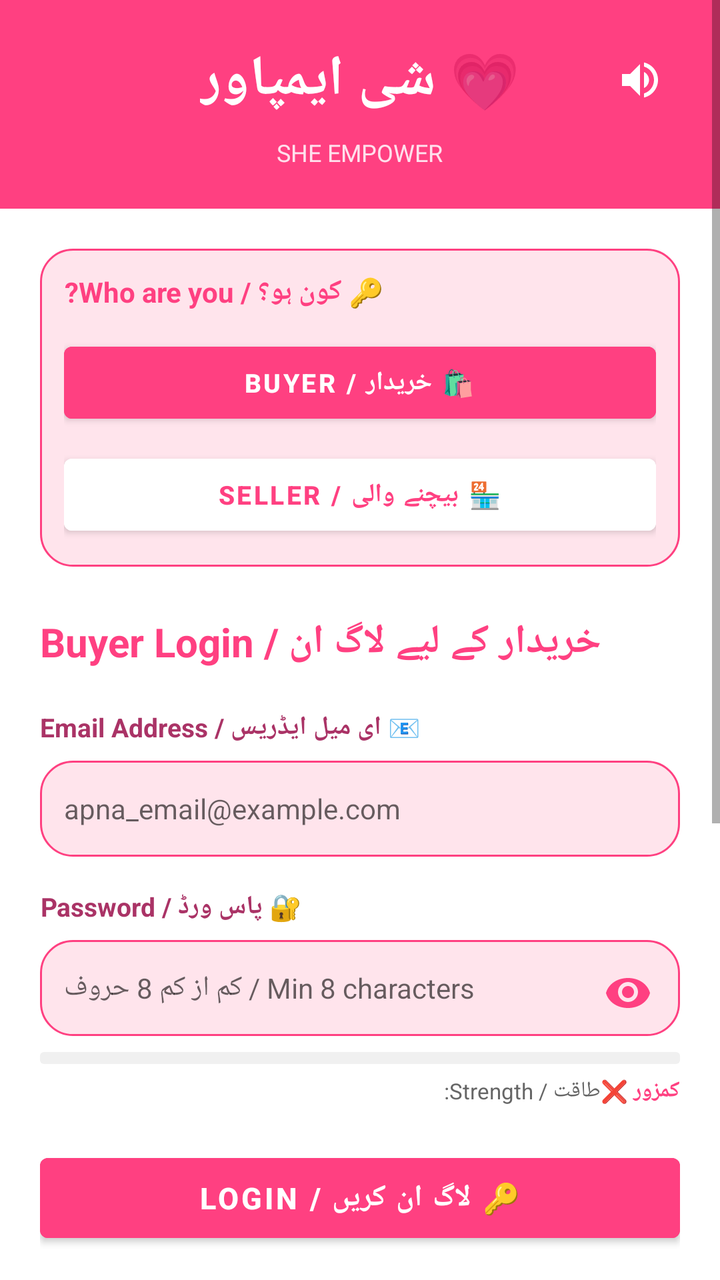
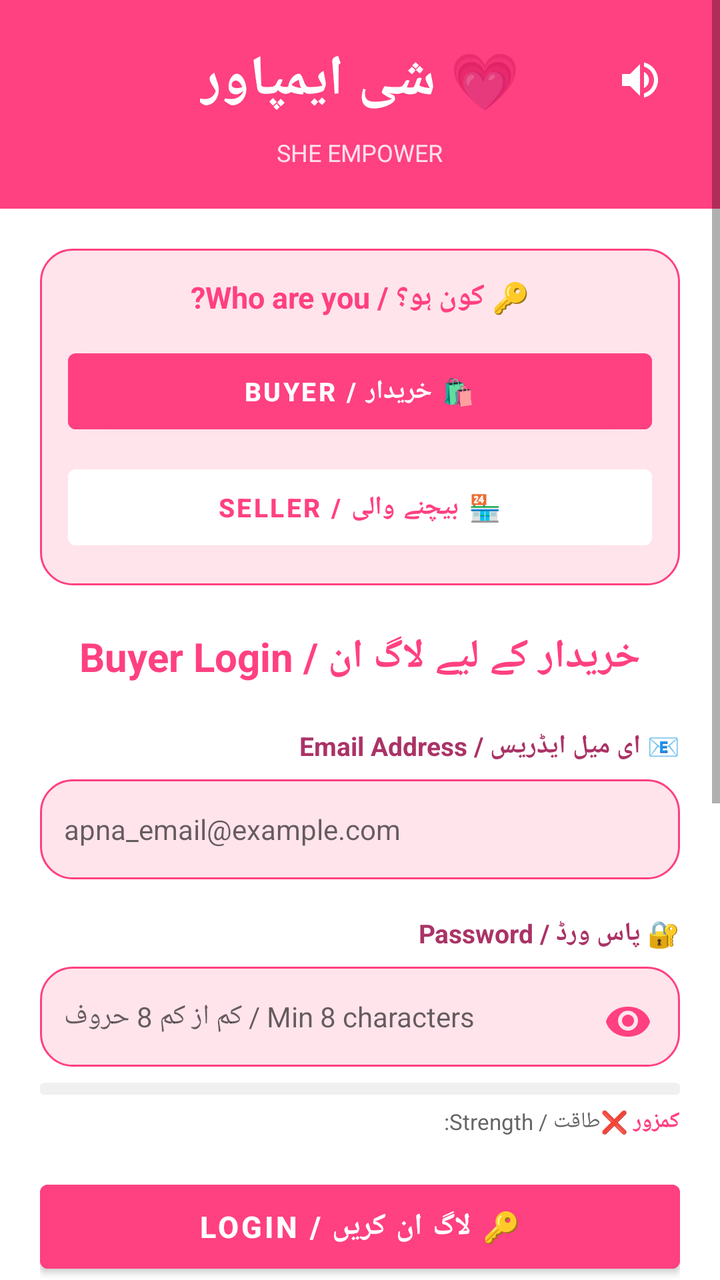

Compare the two renders of this Android layout. The source of the first and the diff that turns it into the second are given below.
<!-- AndroidManifest.xml: application theme Theme.SheEmpower -->
<!-- res/layout/activity_login.xml -->
<?xml version="1.0" encoding="utf-8"?>
<ScrollView xmlns:android="http://schemas.android.com/apk/res/android"
    android:layout_width="match_parent"
    android:layout_height="match_parent"
    android:background="#FFFFFF">

    <LinearLayout
        android:layout_width="match_parent"
        android:layout_height="wrap_content"
        android:orientation="vertical"
        android:paddingBottom="24dp">

        
        
        
        <LinearLayout
            android:layout_width="match_parent"
            android:layout_height="wrap_content"
            android:orientation="vertical"
            android:background="#FF4081"
            android:padding="20dp"
            android:gravity="center">

            <RelativeLayout
                android:layout_width="match_parent"
                android:layout_height="wrap_content">

                <TextView
                    android:layout_width="wrap_content"
                    android:layout_height="wrap_content"
                    android:layout_centerInParent="true"
                    android:text="💗 شی ایمپاور"
                    android:textSize="28sp"
                    android:textStyle="bold"
                    android:textColor="#FFFFFF" />

                <ImageButton
                    android:id="@+id/btnSpeaker"
                    android:layout_width="40dp"
                    android:layout_height="40dp"
                    android:layout_alignParentEnd="true"
                    android:layout_centerVertical="true"
                    android:background="?attr/selectableItemBackgroundBorderless"
                    android:src="@drawable/ic_speaker"
                    android:contentDescription="Speaker"
                    android:scaleType="centerInside" />
            </RelativeLayout>

            <TextView
                android:layout_width="wrap_content"
                android:layout_height="wrap_content"
                android:text="SHE EMPOWER"
                android:textSize="12sp"
                android:textColor="#FFE0EC"
                android:layout_marginTop="8dp" />
        </LinearLayout>

        
        
        
        <LinearLayout
            android:layout_width="match_parent"
            android:layout_height="wrap_content"
            android:orientation="vertical"
            android:padding="20dp">

            
            
            
            <LinearLayout
                android:layout_width="match_parent"
                android:layout_height="wrap_content"
                android:orientation="vertical"
                android:background="@drawable/bg_rounded_pink"
                android:padding="12dp"
                android:layout_marginBottom="24dp">

                <TextView
                    android:layout_width="wrap_content"
                    android:layout_height="wrap_content"
                    android:text="🔑 کون ہو؟ / Who are you?"
                    android:textSize="14sp"
                    android:textStyle="bold"
                    android:textColor="#FF4081"
                    android:layout_marginBottom="12dp" />

                
                <Button
                    android:id="@+id/btnBuyerLogin"
                    android:layout_width="match_parent"
                    android:layout_height="48dp"
                    android:text="🛍️ خریدار / BUYER"
                    android:textSize="13sp"
                    android:textStyle="bold"
                    android:textColor="#FFFFFF"
                    android:backgroundTint="#FF4081"
                    android:layout_marginBottom="8dp" />

                
                <Button
                    android:id="@+id/btnSellerLogin"
                    android:layout_width="match_parent"
                    android:layout_height="48dp"
                    android:text="🏪 بیچنے والی / SELLER"
                    android:textSize="13sp"
                    android:textStyle="bold"
                    android:textColor="#FF4081"
                    android:backgroundTint="#FFFFFF" />
            </LinearLayout>

            
            
            
            <TextView
                android:id="@+id/tvLoginTitle"
                android:layout_width="wrap_content"
                android:layout_height="wrap_content"
                android:text="خریدار کے لیے لاگ ان / Buyer Login"
                android:textSize="20sp"
                android:textStyle="bold"
                android:textColor="#FF4081"
                android:layout_marginBottom="20dp" />

            
            
            
            <TextView
                android:layout_width="wrap_content"
                android:layout_height="wrap_content"
                android:text="📧 ای میل ایڈریس / Email Address"
                android:textSize="13sp"
                android:textStyle="bold"
                android:textColor="#AA3366"
                android:layout_marginBottom="8dp" />

            <com.google.android.material.textfield.TextInputEditText
                android:id="@+id/etEmail"
                android:layout_width="match_parent"
                android:layout_height="48dp"
                android:hint="apna_email@example.com"
                android:textSize="14sp"
                android:padding="12dp"
                android:background="@drawable/bg_rounded_pink"
                android:layout_marginBottom="16dp"
                android:inputType="textEmailAddress" />

            
            
            
            <TextView
                android:layout_width="wrap_content"
                android:layout_height="wrap_content"
                android:text="🔐 پاس ورڈ / Password"
                android:textSize="13sp"
                android:textStyle="bold"
                android:textColor="#AA3366"
                android:layout_marginBottom="8dp" />

            
            <FrameLayout
                android:layout_width="match_parent"
                android:layout_height="48dp"
                android:layout_marginBottom="8dp">

                <com.google.android.material.textfield.TextInputEditText
                    android:id="@+id/etPassword"
                    android:layout_width="match_parent"
                    android:layout_height="match_parent"
                    android:hint="کم از کم 8 حروف / Min 8 characters"
                    android:inputType="textPassword"
                    android:textSize="14sp"
                    android:padding="12dp"
                    android:paddingEnd="48dp"
                    android:background="@drawable/bg_rounded_pink" />

                
                <ImageButton
                    android:id="@+id/togglePasswordVisibility"
                    android:layout_width="44dp"
                    android:layout_height="44dp"
                    android:layout_gravity="end|center_vertical"
                    android:layout_marginEnd="4dp"
                    android:background="?attr/selectableItemBackgroundBorderless"
                    android:src="@drawable/ic_eye_closed"
                    android:contentDescription="Show/Hide Password"
                    android:scaleType="centerInside" />
            </FrameLayout>

            
            
            
            <ProgressBar
                android:id="@+id/passwordStrengthBar"
                android:layout_width="match_parent"
                android:layout_height="6dp"
                android:layout_marginBottom="6dp"
                android:progressDrawable="@drawable/progress_password_strength"
                style="@style/Widget.AppCompat.ProgressBar.Horizontal" />

            <LinearLayout
                android:layout_width="match_parent"
                android:layout_height="wrap_content"
                android:orientation="horizontal"
                android:layout_marginBottom="20dp">

                <TextView
                    android:layout_width="0dp"
                    android:layout_height="wrap_content"
                    android:layout_weight="1"
                    android:text="طاقت / Strength:"
                    android:textSize="11sp"
                    android:textColor="#666666" />

                <TextView
                    android:id="@+id/passwordStrengthText"
                    android:layout_width="wrap_content"
                    android:layout_height="wrap_content"
                    android:text="کمزور ❌"
                    android:textSize="11sp"
                    android:textStyle="bold"
                    android:textColor="#FF4081" />
            </LinearLayout>

            
            
            
            <Button
                android:id="@+id/btnLogin"
                android:layout_width="match_parent"
                android:layout_height="52dp"
                android:text="🔑 لاگ ان کریں / LOGIN"
                android:textSize="15sp"
                android:textStyle="bold"
                android:textColor="#FFFFFF"
                android:backgroundTint="#FF4081"
                android:layout_marginBottom="16dp" />

            
            
            
            <TextView
                android:id="@+id/tvForgotPassword"
                android:layout_width="match_parent"
                android:layout_height="wrap_content"
                android:text="❓ پاس ورڈ بھول گئے؟ / Forgot Password?"
                android:textSize="12sp"
                android:textColor="#FF4081"
                android:textStyle="bold"
                android:gravity="center"
                android:padding="12dp" />

            
            
            
            <View
                android:layout_width="match_parent"
                android:layout_height="1dp"
                android:background="#FFE0EC"
                android:layout_marginVertical="16dp" />

            
            
            
            <TextView
                android:layout_width="wrap_content"
                android:layout_height="wrap_content"
                android:text="📝 نیا اکاؤنٹ بنائیں / Create Account"
                android:textSize="14sp"
                android:textStyle="bold"
                android:textColor="#FF4081"
                android:layout_marginBottom="12dp" />

            
            <LinearLayout
                android:layout_width="match_parent"
                android:layout_height="wrap_content"
                android:orientation="vertical"
                android:background="@drawable/bg_rounded_pink"
                android:padding="12dp"
                android:layout_marginBottom="12dp">

                <TextView
                    android:layout_width="wrap_content"
                    android:layout_height="wrap_content"
                    android:text="🛍️ خریدار / Buyer"
                    android:textSize="13sp"
                    android:textStyle="bold"
                    android:textColor="#FF4081"
                    android:layout_marginBottom="8dp" />

                <TextView
                    android:id="@+id/tvGoBuyerRegister"
                    android:layout_width="match_parent"
                    android:layout_height="wrap_content"
                    android:text="نیا خریدار ہوں - اکاؤنٹ بنائیں\nNew buyer - Create account"
                    android:textSize="12sp"
                    android:textColor="#666666"
                    android:padding="8dp"
                    android:background="#FFFFFF"
                    android:gravity="center" />
            </LinearLayout>

            
            <LinearLayout
                android:layout_width="match_parent"
                android:layout_height="wrap_content"
                android:orientation="vertical"
                android:background="@drawable/bg_rounded_pink"
                android:padding="12dp">

                <TextView
                    android:layout_width="wrap_content"
                    android:layout_height="wrap_content"
                    android:text="🏪 بیچنے والی / Seller"
                    android:textSize="13sp"
                    android:textStyle="bold"
                    android:textColor="#FF4081"
                    android:layout_marginBottom="8dp" />

                <TextView
                    android:id="@+id/tvGoSellerRegister"
                    android:layout_width="match_parent"
                    android:layout_height="wrap_content"
                    android:text="کام شروع کرنا چاہتی ہیں - رجسٹر کریں\nWant to sell - Register"
                    android:textSize="12sp"
                    android:textColor="#666666"
                    android:padding="8dp"
                    android:background="#FFFFFF"
                    android:gravity="center" />
            </LinearLayout>

        </LinearLayout>

    </LinearLayout>
</ScrollView>
<!-- resources referenced by this layout -->
<resources>
  <!-- drawable bg_rounded_pink (drawable) -->
  <?xml version="1.0" encoding="utf-8"?>
  <shape xmlns:android="http://schemas.android.com/apk/res/android">
      <solid android:color="#FFE4EC" />
      <stroke android:width="1dp" android:color="#FF4081" />
      <corners android:radius="16dp" />
  </shape>
  <!-- drawable ic_eye_closed (drawable) -->
  <?xml version="1.0" encoding="utf-8"?>
  <vector xmlns:android="http://schemas.android.com/apk/res/android"
      android:width="24dp"
      android:height="24dp"
      android:viewportWidth="24"
      android:viewportHeight="24">
      <path
          android:fillColor="#FF4081"
          android:pathData="M12,7C6.48,7 2.14,10.14 1,14.5C2.14,18.86 6.48,22 12,22C17.52,22 21.86,18.86 23,14.5C21.86,10.14 17.52,7 12,7ZM12,19C9.24,19 7,16.76 7,14C7,11.24 9.24,9 12,9C14.76,9 17,11.24 17,14C17,16.76 14.76,19 12,19ZM12,11C10.34,11 9,12.34 9,14C9,15.66 10.34,17 12,17C13.66,17 15,15.66 15,14C15,12.34 13.66,11 12,11Z" />
  </vector>
  <!-- drawable ic_speaker (drawable) -->
  <?xml version="1.0" encoding="utf-8"?>
  <vector xmlns:android="http://schemas.android.com/apk/res/android"
      android:width="24dp"
      android:height="24dp"
      android:viewportWidth="24"
      android:viewportHeight="24">
      <path
          android:fillColor="#FFFFFF"
          android:pathData="M3,9v6h4l5,5V4L7,9H3zm13.5,3c0-1.77-1.02-3.29-2.5-4.03v8.05c1.48-0.73,2.5-2.25,2.5-4.02zM14,3.23v2.06c2.89,0.86,5,3.54,5,6.71s-2.11,5.85-5,6.71v2.06c4.01-0.91,7-4.49,7-8.77s-2.99-7.86-7-8.77z"/>
  </vector>
  <!-- drawable progress_password_strength (drawable) -->
  <?xml version="1.0" encoding="utf-8"?>
  <layer-list xmlns:android="http://schemas.android.com/apk/res/android">
      
      <item android:id="@android:id/background">
          <shape android:shape="rectangle">
              <solid android:color="#F0F0F0" />
              <corners android:radius="2dp" />
          </shape>
      </item>
  
      
      <item android:id="@android:id/progress">
          <clip>
              <shape android:shape="rectangle">
                  <solid android:color="#FF4081" />
                  <corners android:radius="2dp" />
              </shape>
          </clip>
      </item>
  </layer-list>
  <style name="Theme.SheEmpower" parent="Theme.MaterialComponents.DayNight.NoActionBar">
          <item name="colorPrimary">@color/primary_pink</item>
          <item name="colorPrimaryVariant">@color/primary_pink</item>
          <item name="colorOnPrimary">@android:color/white</item>
          <item name="android:statusBarColor">@color/primary_pink</item>
          <item name="android:windowBackground">@android:color/white</item>
      </style>
  <color name="primary_pink">#FF4081</color>
</resources>

<!-- the commit's change to res/layout/activity_login.xml (unified diff, before → after) -->
@@ -2,7 +2,8 @@
 <ScrollView xmlns:android="http://schemas.android.com/apk/res/android"
     android:layout_width="match_parent"
     android:layout_height="match_parent"
-    android:background="#FFFFFF">
+    android:background="#FFFFFF"
+    android:fillViewport="true">
 
     <LinearLayout
         android:layout_width="match_parent"
@@ -10,8 +11,6 @@
         android:orientation="vertical"
         android:paddingBottom="24dp">
 
-        
-        
         
         <LinearLayout
             android:layout_width="match_parent"
@@ -44,6 +43,7 @@
                     android:src="@drawable/ic_speaker"
                     android:contentDescription="Speaker"
                     android:scaleType="centerInside" />
+
             </RelativeLayout>
 
             <TextView
@@ -53,10 +53,10 @@
                 android:textSize="12sp"
                 android:textColor="#FFE0EC"
                 android:layout_marginTop="8dp" />
+
         </LinearLayout>
 
-        
-        
+
         
         <LinearLayout
             android:layout_width="match_parent"
@@ -64,31 +64,30 @@
             android:orientation="vertical"
             android:padding="20dp">
 
-            
-            
+
             
             <LinearLayout
                 android:layout_width="match_parent"
                 android:layout_height="wrap_content"
                 android:orientation="vertical"
                 android:background="@drawable/bg_rounded_pink"
-                android:padding="12dp"
-                android:layout_marginBottom="24dp">
-
-                <TextView
-                    android:layout_width="wrap_content"
+                android:padding="14dp"
+                android:layout_marginBottom="22dp">
+
+                <TextView
+                    android:layout_width="match_parent"
                     android:layout_height="wrap_content"
                     android:text="🔑 کون ہو؟ / Who are you?"
-                    android:textSize="14sp"
+                    android:textSize="15sp"
                     android:textStyle="bold"
                     android:textColor="#FF4081"
+                    android:gravity="center"
                     android:layout_marginBottom="12dp" />
 
-                
                 <Button
                     android:id="@+id/btnBuyerLogin"
                     android:layout_width="match_parent"
-                    android:layout_height="48dp"
+                    android:layout_height="50dp"
                     android:text="🛍️ خریدار / BUYER"
                     android:textSize="13sp"
                     android:textStyle="bold"
@@ -96,36 +95,35 @@
                     android:backgroundTint="#FF4081"
                     android:layout_marginBottom="8dp" />
 
-                
                 <Button
                     android:id="@+id/btnSellerLogin"
                     android:layout_width="match_parent"
-                    android:layout_height="48dp"
+                    android:layout_height="50dp"
                     android:text="🏪 بیچنے والی / SELLER"
                     android:textSize="13sp"
                     android:textStyle="bold"
                     android:textColor="#FF4081"
                     android:backgroundTint="#FFFFFF" />
+
             </LinearLayout>
 
-            
-            
+
             
             <TextView
                 android:id="@+id/tvLoginTitle"
-                android:layout_width="wrap_content"
+                android:layout_width="match_parent"
                 android:layout_height="wrap_content"
                 android:text="خریدار کے لیے لاگ ان / Buyer Login"
                 android:textSize="20sp"
                 android:textStyle="bold"
                 android:textColor="#FF4081"
-                android:layout_marginBottom="20dp" />
-
-            
-            
-            
-            <TextView
-                android:layout_width="wrap_content"
+                android:gravity="center"
+                android:layout_marginBottom="22dp" />
+
+
+            
+            <TextView
+                android:layout_width="match_parent"
                 android:layout_height="wrap_content"
                 android:text="📧 ای میل ایڈریس / Email Address"
                 android:textSize="13sp"
@@ -136,19 +134,18 @@
             <com.google.android.material.textfield.TextInputEditText
                 android:id="@+id/etEmail"
                 android:layout_width="match_parent"
-                android:layout_height="48dp"
+                android:layout_height="50dp"
                 android:hint="apna_email@example.com"
                 android:textSize="14sp"
                 android:padding="12dp"
                 android:background="@drawable/bg_rounded_pink"
-                android:layout_marginBottom="16dp"
+                android:layout_marginBottom="18dp"
                 android:inputType="textEmailAddress" />
 
-            
-            
-            
-            <TextView
-                android:layout_width="wrap_content"
+
+            
+            <TextView
+                android:layout_width="match_parent"
                 android:layout_height="wrap_content"
                 android:text="🔐 پاس ورڈ / Password"
                 android:textSize="13sp"
@@ -156,10 +153,9 @@
                 android:textColor="#AA3366"
                 android:layout_marginBottom="8dp" />
 
-            
             <FrameLayout
                 android:layout_width="match_parent"
-                android:layout_height="48dp"
+                android:layout_height="50dp"
                 android:layout_marginBottom="8dp">
 
                 <com.google.android.material.textfield.TextInputEditText
@@ -173,7 +169,6 @@
                     android:paddingEnd="48dp"
                     android:background="@drawable/bg_rounded_pink" />
 
-                
                 <ImageButton
                     android:id="@+id/togglePasswordVisibility"
                     android:layout_width="44dp"
@@ -184,10 +179,10 @@
                     android:src="@drawable/ic_eye_closed"
                     android:contentDescription="Show/Hide Password"
                     android:scaleType="centerInside" />
+
             </FrameLayout>
 
-            
-            
+
             
             <ProgressBar
                 android:id="@+id/passwordStrengthBar"
@@ -201,7 +196,7 @@
                 android:layout_width="match_parent"
                 android:layout_height="wrap_content"
                 android:orientation="horizontal"
-                android:layout_marginBottom="20dp">
+                android:layout_marginBottom="18dp">
 
                 <TextView
                     android:layout_width="0dp"
@@ -219,24 +214,23 @@
                     android:textSize="11sp"
                     android:textStyle="bold"
                     android:textColor="#FF4081" />
+
             </LinearLayout>
 
-            
-            
+
             
             <Button
                 android:id="@+id/btnLogin"
                 android:layout_width="match_parent"
-                android:layout_height="52dp"
+                android:layout_height="54dp"
                 android:text="🔑 لاگ ان کریں / LOGIN"
                 android:textSize="15sp"
                 android:textStyle="bold"
                 android:textColor="#FFFFFF"
                 android:backgroundTint="#FF4081"
-                android:layout_marginBottom="16dp" />
-
-            
-            
+                android:layout_marginBottom="10dp" />
+
+
             
             <TextView
                 android:id="@+id/tvForgotPassword"
@@ -247,28 +241,30 @@
                 android:textColor="#FF4081"
                 android:textStyle="bold"
                 android:gravity="center"
-                android:padding="12dp" />
-
-            
-            
+                android:padding="12dp"
+                android:layout_marginBottom="4dp" />
+
+
             
             <View
                 android:layout_width="match_parent"
                 android:layout_height="1dp"
                 android:background="#FFE0EC"
-                android:layout_marginVertical="16dp" />
-
-            
-            
-            
-            <TextView
-                android:layout_width="wrap_content"
+                android:layout_marginTop="8dp"
+                android:layout_marginBottom="18dp" />
+
+
+            
+            <TextView
+                android:layout_width="match_parent"
                 android:layout_height="wrap_content"
                 android:text="📝 نیا اکاؤنٹ بنائیں / Create Account"
-                android:textSize="14sp"
+                android:textSize="15sp"
                 android:textStyle="bold"
                 android:textColor="#FF4081"
+                android:gravity="center"
                 android:layout_marginBottom="12dp" />
+
 
             
             <LinearLayout
@@ -276,16 +272,17 @@
                 android:layout_height="wrap_content"
                 android:orientation="vertical"
                 android:background="@drawable/bg_rounded_pink"
-                android:padding="12dp"
+                android:padding="14dp"
                 android:layout_marginBottom="12dp">
 
                 <TextView
-                    android:layout_width="wrap_content"
+                    android:layout_width="match_parent"
                     android:layout_height="wrap_content"
                     android:text="🛍️ خریدار / Buyer"
                     android:textSize="13sp"
                     android:textStyle="bold"
                     android:textColor="#FF4081"
+                    android:gravity="center"
                     android:layout_marginBottom="8dp" />
 
                 <TextView
@@ -295,10 +292,12 @@
                     android:text="نیا خریدار ہوں - اکاؤنٹ بنائیں\nNew buyer - Create account"
                     android:textSize="12sp"
                     android:textColor="#666666"
-                    android:padding="8dp"
+                    android:padding="10dp"
                     android:background="#FFFFFF"
                     android:gravity="center" />
+
             </LinearLayout>
+
 
             
             <LinearLayout
@@ -306,15 +305,16 @@
                 android:layout_height="wrap_content"
                 android:orientation="vertical"
                 android:background="@drawable/bg_rounded_pink"
-                android:padding="12dp">
-
-                <TextView
-                    android:layout_width="wrap_content"
+                android:padding="14dp">
+
+                <TextView
+                    android:layout_width="match_parent"
                     android:layout_height="wrap_content"
                     android:text="🏪 بیچنے والی / Seller"
                     android:textSize="13sp"
                     android:textStyle="bold"
                     android:textColor="#FF4081"
+                    android:gravity="center"
                     android:layout_marginBottom="8dp" />
 
                 <TextView
@@ -324,12 +324,14 @@
                     android:text="کام شروع کرنا چاہتی ہیں - رجسٹر کریں\nWant to sell - Register"
                     android:textSize="12sp"
                     android:textColor="#666666"
-                    android:padding="8dp"
+                    android:padding="10dp"
                     android:background="#FFFFFF"
                     android:gravity="center" />
+
             </LinearLayout>
 
         </LinearLayout>
 
     </LinearLayout>
+
 </ScrollView>
